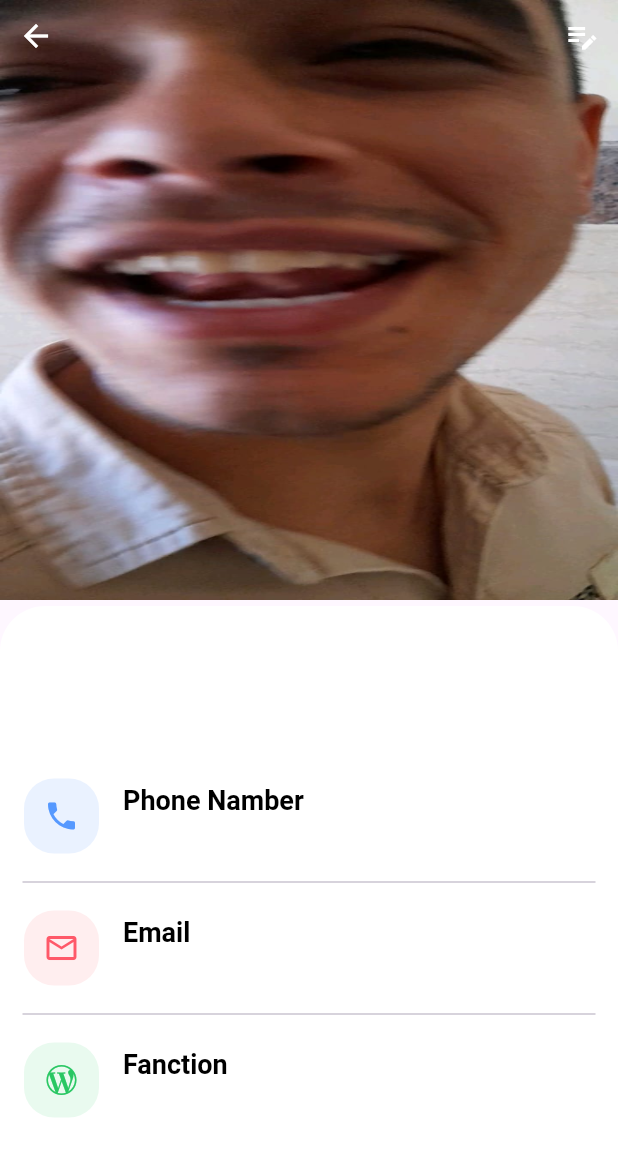
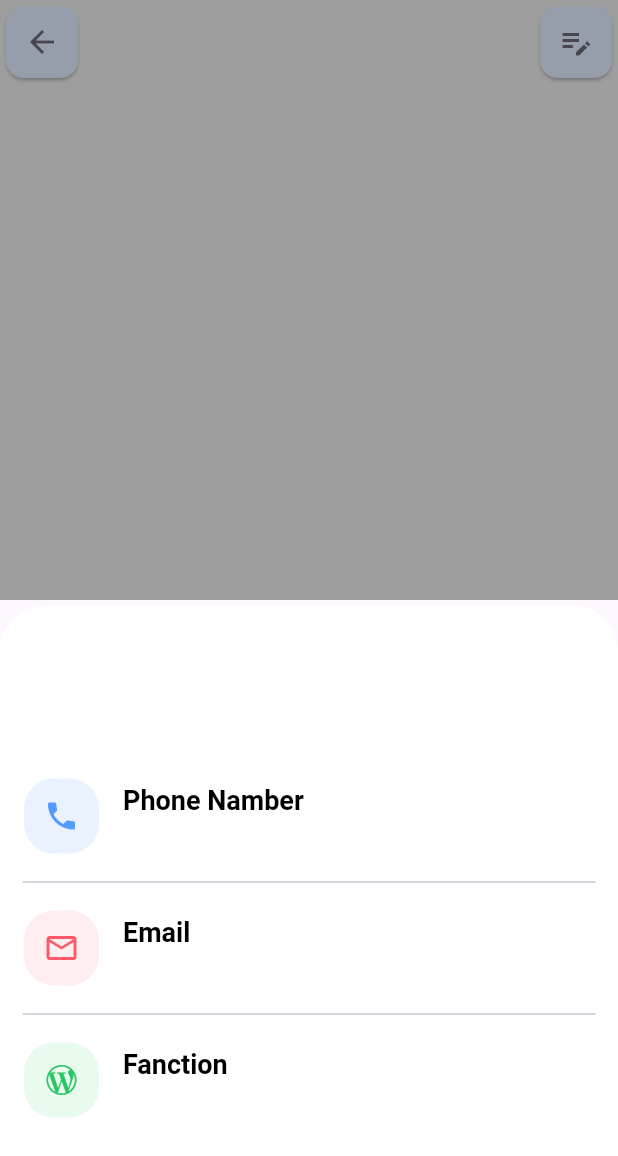
Before and after one commit to mustfa-magdy-mohamed-nasr/contact_app, a Flutter app: the DetalisView screen opened directly with empty values, on a phone screen of 412 x 824 dp. Shown: the top 1156 px of the screen. Run offline on Flutter 3.47's test engine with Material 3 defaults, Android fonts, the phone set to English and light mode, and no system bars; our stand-ins replace bloc, flutter_bloc, flutter_slidable, hive, hive_flutter, image_picker and 1 more; accounts and stored records are empty.

Commit message:
add image

```diff
--- a/lib/model/contact_model.dart
+++ b/lib/model/contact_model.dart
@@ -11,10 +11,14 @@ class ContactModel extends HiveObject {
   String email;
   @HiveField(3)
   String fanction;
+  @HiveField(4) // إضافة حقل لحفظ مسار الصورة
+  String? imagePath; // مسار الصورة
 
-  ContactModel(
-      {required this.name,
-      required this.phone,
-      required this.email,
-      required this.fanction});
+  ContactModel({
+    required this.name,
+    required this.phone,
+    required this.email,
+    required this.fanction,
+    this.imagePath, // تحديث المُعرف ليقبل الصورة
+  });
 }
--- a/lib/views/details_view/widgets/custom_details.dart
+++ b/lib/views/details_view/widgets/custom_details.dart
@@ -14,15 +14,23 @@ class CustomBarDetails extends StatelessWidget {
     return Row(
       mainAxisAlignment: MainAxisAlignment.spaceBetween,
       children: [
-        IconButton(
+        Card(
+          color: const Color(0xff979EAB),
+          child: IconButton(
               onPressed: () {
                 Navigator.pop(context);
               },
               icon: const Icon(
                 Icons.arrow_back,
-              color: Colors.white,
+                // color: Colors.white,
               )),
-        IconButton(
+        ),
+        Card(
+          color: const Color(0xff979EAB),
+          // shape: RoundedRectangleBorder(
+          //   borderRadius: BorderRadius.circular(36),
+          // ),
+          child: IconButton(
               onPressed: () {
                 Navigator.push(
                     context,
@@ -31,8 +39,9 @@ class CustomBarDetails extends StatelessWidget {
               },
               icon: const Icon(
                 Icons.edit_note_sharp,
-              color: Colors.white,
+                // color: Colors.white,
               )),
+        ),
       ],
     );
   }
--- a/lib/views/details_view/widgets/details_view_body.dart
+++ b/lib/views/details_view/widgets/details_view_body.dart
@@ -12,7 +12,7 @@ class DetailsViewBody extends StatelessWidget {
   Widget build(BuildContext context) {
     return Stack(
       children: [
-        const ImageDetails(),
+         ImageDetails(member: member,),
          CustomBarDetails(member: member,),
         Align(
           alignment: Alignment.bottomCenter,
--- a/lib/views/details_view/widgets/image_detalis.dart
+++ b/lib/views/details_view/widgets/image_detalis.dart
@@ -1,19 +1,31 @@
+import 'dart:io';
+
 import 'package:flutter/material.dart';
+import 'package:contact_app/model/contact_model.dart';
 
 class ImageDetails extends StatelessWidget {
   const ImageDetails({
     super.key,
+    required this.member,
   });
+  final ContactModel member;
 
   @override
   Widget build(BuildContext context) {
     return Container(
       width: double.infinity,
       height: 400,
-      decoration: const BoxDecoration(
-        color: Colors.black38,
-        image: DecorationImage(
-            image: AssetImage("assets/hemaB.jpg"), fit: BoxFit.fill),
+      decoration: BoxDecoration(
+        // borderRadius: BorderRadius.circular(16),
+        image: member.imagePath != null && File(member.imagePath!).existsSync()
+            ? DecorationImage(
+                image: FileImage(File(member.imagePath!)),
+                fit: BoxFit.cover,
+              )
+            : null,
+        color: member.imagePath == null || !File(member.imagePath!).existsSync()
+            ? Colors.grey
+            : null, // لون بديل إذا لم يكن هناك صورة
       ),
     );
   }
--- a/pubspec.yaml
+++ b/pubspec.yaml
@@ -35,6 +35,7 @@ dependencies:
   flutter_slidable: ^3.1.0
   hive: ^2.2.3
   hive_flutter: ^1.1.0
+  image_picker: ^1.1.1
   modal_progress_hud_nsn: ^0.5.1
 
 dev_dependencies:
```
Also changed, not shown: lib/cubits/add_member_cubit/add_member_cubit.dart (+11 -3 lines), lib/main.dart (+1 -13 lines), lib/views/add_contact/widgets/add_contact_body.dart (+17 -5 lines), lib/views/add_contact/widgets/add_image.dart (added, +66 -0 lines), lib/views/add_contact/widgets/center_add_member_body.dart (+34 -10 lines), lib/views/add_contact/widgets/top_add_member.dart (deleted, +0 -26 lines), lib/views/contact_view/widgets/contact_item.dart (+32 -18 lines), lib/views/contact_view/widgets/contant_list_view.dart (+8 -2 lines), lib/views/edit_view/widget/edie_view_body.dart (+11 -3 lines), pubspec.lock, 5 other files. Lines whose indentation alone changed are shown as unchanged.
